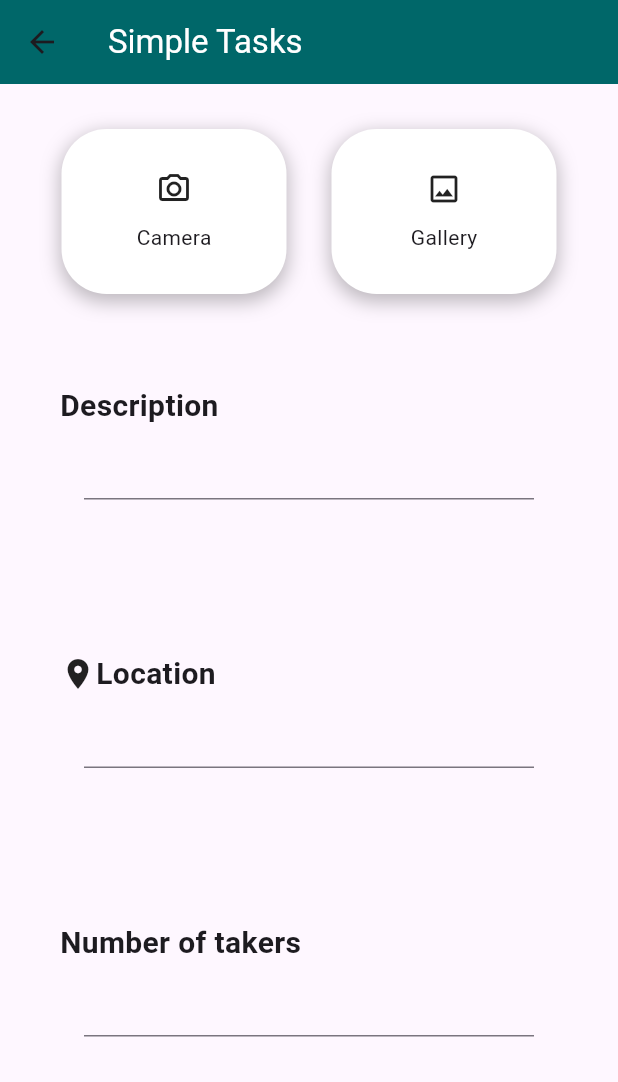
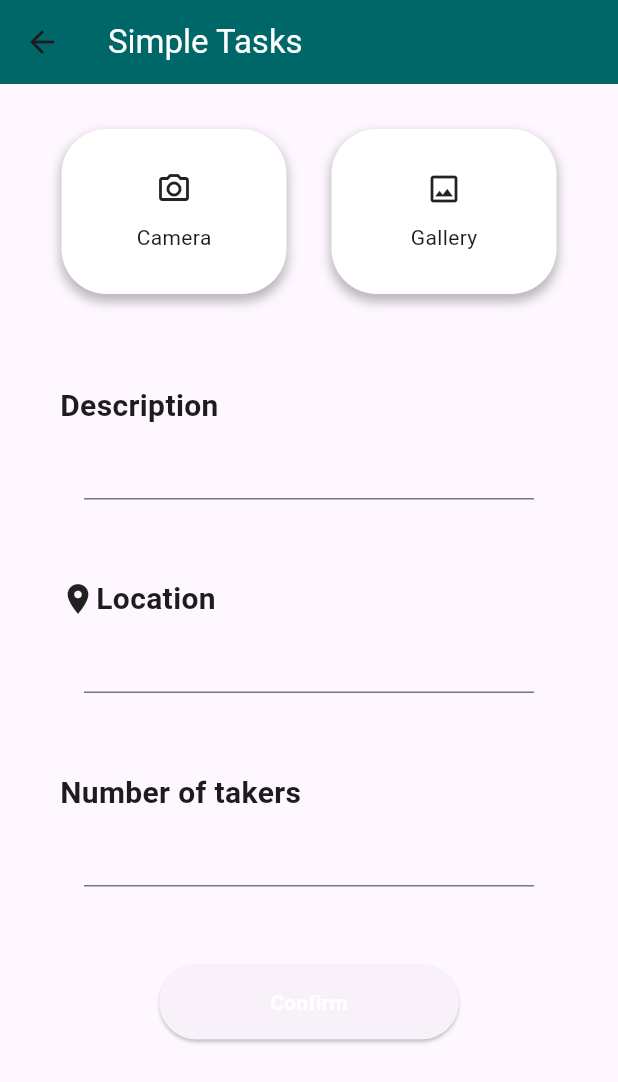
Before and after one commit to 4ursmile/keeper, a Flutter app: the SimpleTask screen opened directly, on a phone screen of 412 x 824 dp. Shown: the top 1082 px of the screen. Run offline on Flutter 3.47's test engine with Material 3 defaults, Android fonts, the phone set to English and light mode, and no system bars; our stand-ins replace animated_bottom_navigation_bar, camera, google_maps_flutter, image_picker, location, shared_preferences; missing offline and left inert: flutter_polyline_points; accounts and stored records are empty.

```diff
--- a/app/lib/screens/main_screen/sub_screens/simple_task.dart
+++ b/app/lib/screens/main_screen/sub_screens/simple_task.dart
@@ -3,6 +3,7 @@ import 'dart:io';
 import 'package:flutter/material.dart';
 import 'package:flutter/services.dart';
 import 'package:image_picker/image_picker.dart';
+import 'package:flutter_application_1/constants/colors.dart';
 
 class SimpleTask extends StatefulWidget {
   const SimpleTask({super.key});
@@ -12,8 +13,6 @@ class SimpleTask extends StatefulWidget {
 }
 
 class _SimpleTaskState extends State<SimpleTask> {
-
-
   File? image;
   List<XFile> images = [];
   Future pickImage() async {
@@ -26,7 +25,6 @@ class _SimpleTaskState extends State<SimpleTask> {
       setState(() {
         // this.image = imageTemporary;;
         images.add(image);
-
       });
     } on PlatformException catch (e) {
       print('Failed to fetch: $e');
@@ -38,10 +36,9 @@ class _SimpleTaskState extends State<SimpleTask> {
     if (selectedImage!.isNotEmpty) {
       images.addAll(selectedImage);
     }
-    setState(() {
+    setState(() {});
+  }
 
-    });
-  }
   @override
   Widget build(BuildContext context) {
     return Scaffold(
@@ -74,7 +71,7 @@ class _SimpleTaskState extends State<SimpleTask> {
                                   // BoxShadow(color: Colors.black26, blurRadius: 4.0),
                                   BoxShadow(
                                       color: Colors.black26,
-                                      blurRadius: 10.0,
+                                      blurRadius: 5.0,
                                       spreadRadius: 1,
                                       offset: Offset(0, 4)),
                                 ]),
@@ -86,7 +83,9 @@ class _SimpleTaskState extends State<SimpleTask> {
                                   Text('Camera')
                                 ])),
                       ),
-                      const SizedBox(width: 30,),
+                      const SizedBox(
+                        width: 30,
+                      ),
                       GestureDetector(
                         onTap: () => pickMulti(),
                         child: Container(
@@ -100,7 +99,7 @@ class _SimpleTaskState extends State<SimpleTask> {
                                   // BoxShadow(color: Colors.black26, blurRadius: 4.0),
                                   BoxShadow(
                                       color: Colors.black26,
-                                      blurRadius: 10.0,
+                                      blurRadius: 5.0,
                                       spreadRadius: 1,
                                       offset: Offset(0, 4)),
                                 ]),
@@ -117,7 +116,8 @@ class _SimpleTaskState extends State<SimpleTask> {
                 ),
               ),
               const SizedBox(height: 30),
-              images.isNotEmpty ? Container(
+              images.isNotEmpty
+                  ? Container(
                       height: 100,
                       width: 300,
                       child: ListView.builder(
@@ -126,9 +126,17 @@ class _SimpleTaskState extends State<SimpleTask> {
                           itemBuilder: (BuildContext context, index) {
                             return Padding(
                                 padding: const EdgeInsets.only(right: 20),
-                      child: Image.file(File(images[index].path), height: 100, width: 100,));
+                                child: Image.file(
+                                  File(images[index].path),
+                                  height: 100,
+                                  width: 100,
+                                ));
                           }),
-              ) : const SizedBox(height: 0, width: 0,),
+                    )
+                  : const SizedBox(
+                      height: 0,
+                      width: 0,
+                    ),
               const SizedBox(height: 30),
               Column(
                 children: [
@@ -140,7 +148,7 @@ class _SimpleTaskState extends State<SimpleTask> {
                             style: TextStyle(
                                 fontWeight: FontWeight.bold, fontSize: 20))),
                   ),
-                  Container(width: 300, height: 150, child: TextField()),
+                  Container(width: 300, height: 100, child: TextField()),
                 ],
               ),
               Column(
@@ -158,7 +166,7 @@ class _SimpleTaskState extends State<SimpleTask> {
                           ],
                         )),
                   ),
-                  Container(width: 300, height: 150, child: TextField()),
+                  Container(width: 300, height: 100, child: TextField()),
                 ],
               ),
               Column(
@@ -171,9 +179,36 @@ class _SimpleTaskState extends State<SimpleTask> {
                             style: TextStyle(
                                 fontWeight: FontWeight.bold, fontSize: 20))),
                   ),
-                  Container(width: 300, height: 300, child: TextField()),
+                  Container(width: 300, height: 100, child: TextField()),
                 ],
               ),
+              Column(
+                children: [
+                  SizedBox(
+                    width: 200, // Specify the width you want
+                    height: 50, // Specify the height you want
+
+                    child: ElevatedButton(
+                      onPressed: () {
+
+                      },
+                      style: ElevatedButton.styleFrom(
+                          backgroundColor: AppColors
+                              .primaryColor // Set the button's background color
+                          ),
+                      child: Text(
+                        'Confirm',
+                        style: TextStyle(
+                            color: Colors.white, fontWeight: FontWeight.bold),
+                      ),
+                    ),
+                  ),
+                  Container(
+                    width: 300,
+                    height: 100,
+                  ),
+                ],
+              )
             ])));
   }
 }
--- a/app/lib/screens/tab_screens.dart
+++ b/app/lib/screens/tab_screens.dart
@@ -3,7 +3,7 @@ import 'package:flutter/material.dart';
 import 'package:flutter/widgets.dart';
 import 'package:flutter_application_1/navigation/nav_models.dart';
 import 'package:flutter_application_1/screens/map_screen/map_screen.dart';
-import 'package:flutter_application_1/screens/task_screen/task_screen.dart';
+import 'package:flutter_application_1/screens/tracking_screen/task_screen.dart';
 
 import '../navigation/nav_bar.dart';
 import '../navigation/tab_page.dart';
--- a/app/pubspec.yaml
+++ b/app/pubspec.yaml
@@ -45,6 +45,8 @@ dependencies:
   external_path: ^1.0.3
   media_scanner: ^2.1.0
   image_picker: ^1.1.2
+  animate_do: ^3.3.4
+  shared_preferences: ^2.2.3
 
 dev_dependencies:
   flutter_test:
@@ -55,7 +57,7 @@ dev_dependencies:
   # activated in the `analysis_options.yaml` file located at the root of your
   # package. See that file for information about deactivating specific lint
   # rules and activating additional ones.
-  flutter_lints: ^3.0.0
+  # flutter_lints: ^3.0.0
 
 # For information on the generic Dart part of this file, see the
 # following page: https://dart.dev/tools/pub/pubspec
```
Also changed, not shown: app/lib/main.dart (+56 -19 lines), app/lib/screens/task_screen/task_screen.dart (deleted, +0 -64 lines), app/assets/icons/images/background.png (added), 7 other files. Lines whose indentation alone changed are shown as unchanged.
